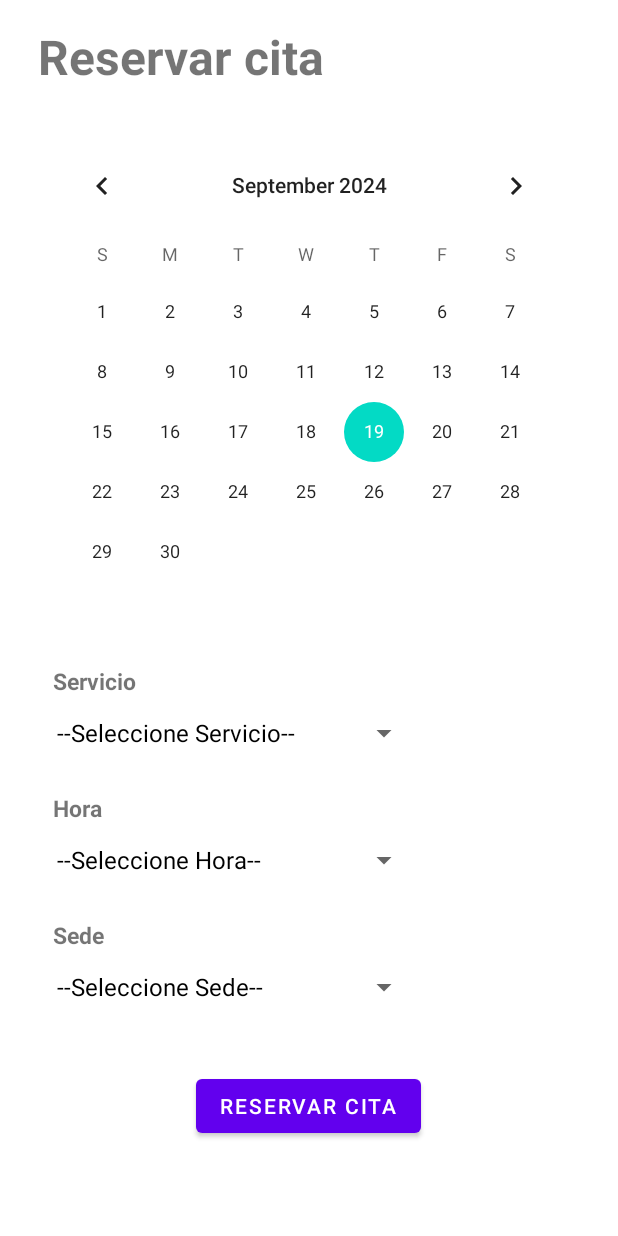
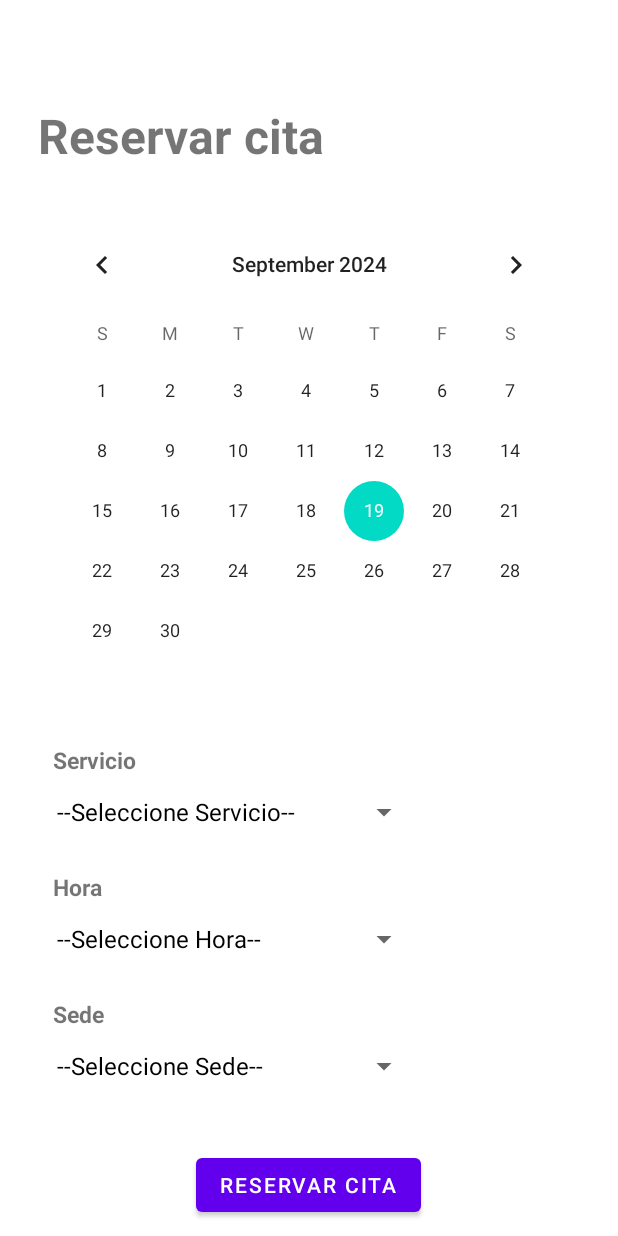
Before and after one commit to Elvis013/VETCARE, an Android app: the ReservaCitaActivity screen opened directly, with no data from a screen before it, on a phone screen of 412 x 824 dp. Run offline under Robolectric (Android 15) with nearby library versions, the phone set to English and light mode, and no system bars.

```diff
--- a/app/src/main/res/layout/activity_reserva_cita.xml
+++ b/app/src/main/res/layout/activity_reserva_cita.xml
@@ -10,7 +10,11 @@
         android:layout_width="match_parent"
         android:layout_height="wrap_content"
         android:layout_margin="10dp"
-        android:orientation="vertical">
+        android:orientation="vertical"
+        app:layout_constraintBottom_toBottomOf="parent"
+        app:layout_constraintStart_toStartOf="parent"
+        app:layout_constraintEnd_toEndOf="parent"
+        >
         <TextView
             android:id="@+id/lblReservTitulo"
             android:layout_width="wrap_content"
```
